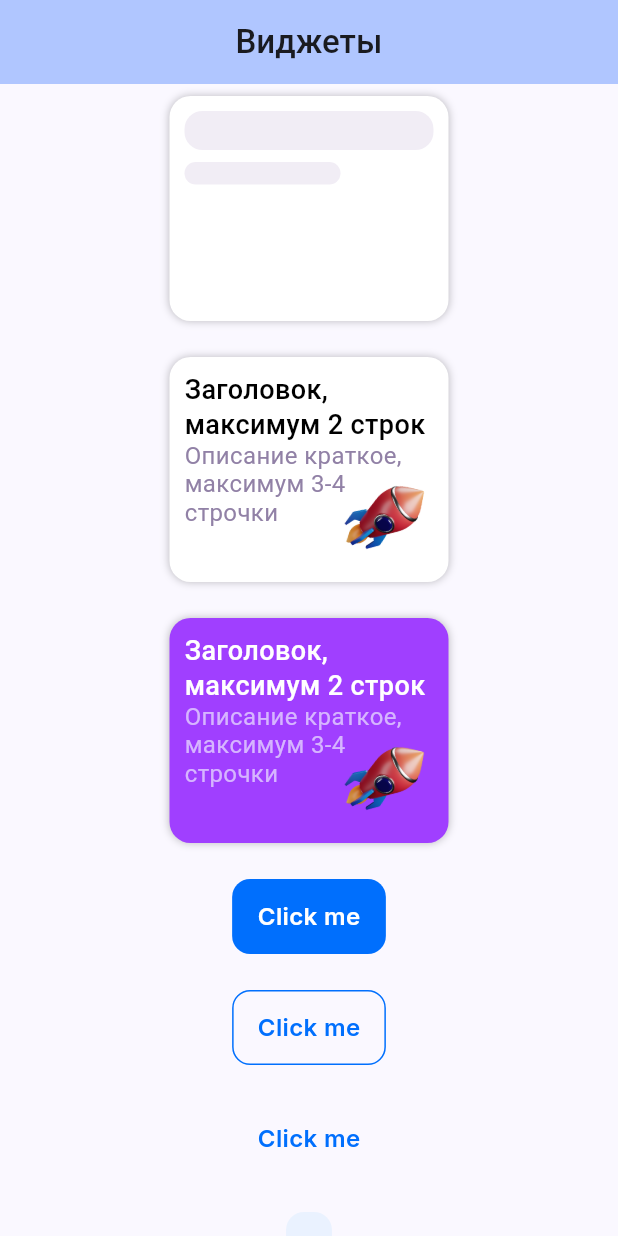
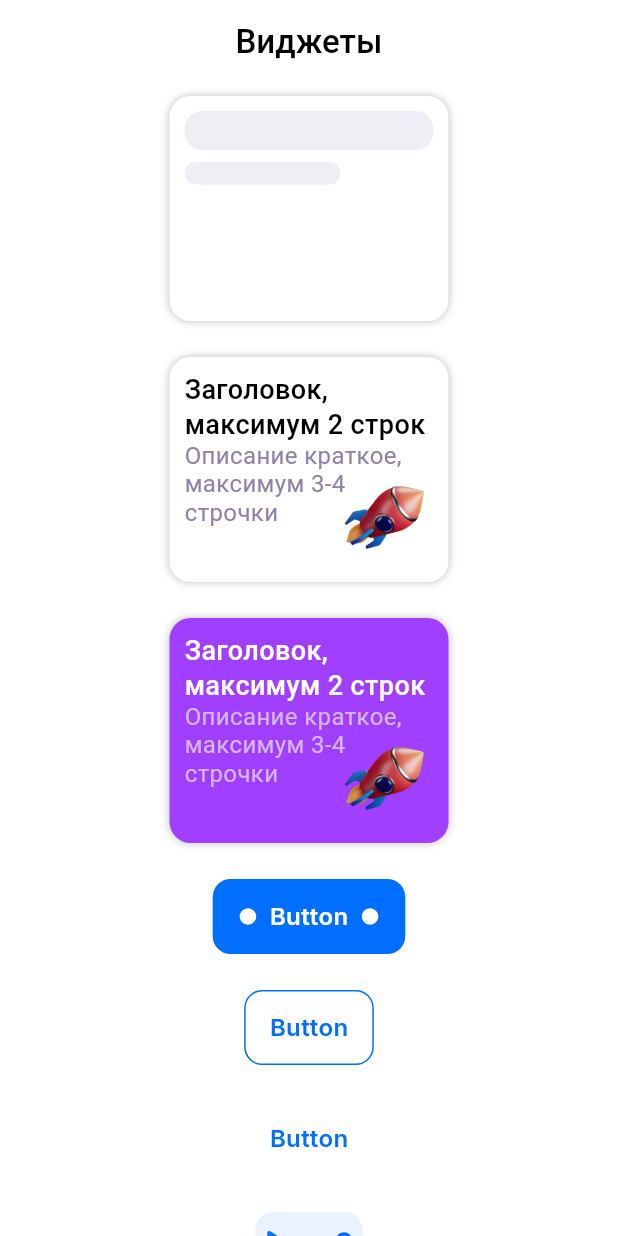
Before and after one commit to VennyS/widgets_flutter, a Flutter app: the screen it shows after launch, on a phone screen of 412 x 824 dp. Run offline on Flutter 3.47's test engine with Material 3 defaults, Android fonts, the phone set to English and light mode, and no system bars; our stand-ins replace flutter_svg.

Commit message:
Перевел всё на svg, цвета теперь берутся из темы

```diff
--- a/lib/custom_button.dart
+++ b/lib/custom_button.dart
@@ -1,15 +1,16 @@
 import 'package:flutter/material.dart';
+import 'package:flutter_svg/flutter_svg.dart';
 
 enum CustomButtonVariants { primary, secondary, terciary }
 
 class CustomButton extends StatelessWidget {
   final String text;
   final CustomButtonVariants variant;
-  final String? leftImage;
-  final String? rightImage;
+  final SvgPicture? leftSvg;
+  final SvgPicture? rightSvg;
   final bool showText;
-  final bool showLeftImage;
-  final bool showRightImage;
+  final bool showLeftSvg;
+  final bool showRightSvg;
   final VoidCallback onPressed;
 
   const CustomButton({
@@ -17,11 +18,11 @@ class CustomButton extends StatelessWidget {
     required this.variant,
     required this.onPressed,
     this.text = '',
-    this.leftImage,
-    this.rightImage,
+    this.leftSvg,
+    this.rightSvg,
     this.showText = true,
-    this.showLeftImage = false,
-    this.showRightImage = false,
+    this.showLeftSvg = false,
+    this.showRightSvg = false,
   });
 
   @override
@@ -33,18 +34,18 @@ class CustomButton extends StatelessWidget {
     switch (variant) {
       case CustomButtonVariants.primary:
         borderColor = Colors.transparent;
-        backgroundColor = const Color(0xFF006FFD);
+        backgroundColor = Theme.of(context).primaryColor;
         textColor = Colors.white;
         break;
       case CustomButtonVariants.secondary:
-        borderColor = const Color(0xFF006FFD);
+        borderColor = Theme.of(context).primaryColor;
         backgroundColor = Colors.transparent;
-        textColor = const Color(0xFF006FFD);
+        textColor = Theme.of(context).primaryColor;
         break;
       case CustomButtonVariants.terciary:
         borderColor = Colors.transparent;
         backgroundColor = Colors.transparent;
-        textColor = const Color(0xFF006FFD);
+        textColor = Theme.of(context).primaryColor;
         break;
     }
 
@@ -61,16 +62,22 @@ class CustomButton extends StatelessWidget {
         child: Row(
           mainAxisSize: MainAxisSize.min,
           mainAxisAlignment: MainAxisAlignment.center,
-          children: [
-            if (showLeftImage && leftImage != null)
-              Image.asset(
-                leftImage!,
-                height: 16,
-                width: 16,
-                color: textColor,
+          children: _buildChildren(textColor),
         ),
-            if (showLeftImage) const SizedBox(width: 8),
-            if (showText)
+      ),
+    );
+  }
+
+  List<Widget> _buildChildren(Color textColor) {
+    List<Widget> children = [];
+
+    if (showLeftSvg && leftSvg != null) {
+      children.add(leftSvg!);
+      children.add(const SizedBox(width: 8));
+    }
+
+    if (showText) {
+      children.add(
         Text(
           text,
           style: TextStyle(
@@ -80,17 +87,16 @@ class CustomButton extends StatelessWidget {
             fontSize: 16,
           ),
         ),
-            if (showRightImage) const SizedBox(width: 8),
-            if (showRightImage && rightImage != null)
-              Image.asset(
-                rightImage!,
-                height: 16,
-                width: 16,
-                color: textColor,
-              ),
-          ],
-        ),
-      ),
       );
     }
+
+    if (showRightSvg && rightSvg != null) {
+      if (showText) {
+        children.add(const SizedBox(width: 8));
       }
+      children.add(rightSvg!);
+    }
+
+    return children;
+  }
+}
--- a/lib/custom_tag.dart
+++ b/lib/custom_tag.dart
@@ -1,25 +1,26 @@
 import 'package:flutter/material.dart';
+import 'package:flutter_svg/flutter_svg.dart';
 
-enum CustomTagVariants { enabled, disabled }
+enum CustomTagVariants { disabled, enabled }
 
 class CustomTag extends StatefulWidget {
   final String text;
-  final IconData? leftIcon;
-  final IconData? rightIcon;
+  final SvgPicture? leftSvg;
+  final SvgPicture? rightSvg;
   final CustomTagVariants initialState;
   final bool showText;
-  final bool showLeftIcon;
-  final bool showRightIcon;
+  final bool showLeftSvg;
+  final bool showRightSvg;
 
   const CustomTag({
     super.key,
     required this.text,
-    this.leftIcon,
-    this.rightIcon,
+    this.leftSvg,
+    this.rightSvg,
     this.initialState = CustomTagVariants.disabled,
     this.showText = true,
-    this.showLeftIcon = false,
-    this.showRightIcon = false,
+    this.showLeftSvg = false,
+    this.showRightSvg = false,
   });
 
   @override
@@ -45,11 +46,11 @@ class CustomTagState extends State<CustomTag> {
 
   @override
   Widget build(BuildContext context) {
-    Color backgroundColor = _state == CustomTagVariants.disabled
+    final Color backgroundColor = _state == CustomTagVariants.disabled
         ? const Color(0xFFEAF2FF)
-        : const Color(0xFF006FFD);
-    Color textColor = _state == CustomTagVariants.disabled
-        ? const Color(0xFF006FFD)
+        : Theme.of(context).primaryColor;
+    final Color textColor = _state == CustomTagVariants.disabled
+        ? Theme.of(context).primaryColor
         : Colors.white;
 
     return GestureDetector(
@@ -60,38 +61,47 @@ class CustomTagState extends State<CustomTag> {
           color: backgroundColor,
           borderRadius: BorderRadius.circular(12),
         ),
-        constraints: const BoxConstraints(
-          minHeight: 24,
-        ),
+        constraints: const BoxConstraints(minHeight: 24),
         child: Row(
           mainAxisSize: MainAxisSize.min,
-          mainAxisAlignment: MainAxisAlignment.spaceBetween,
-          children: [
-            if (widget.showLeftIcon)
-              Icon(
-                widget.leftIcon,
-                color: textColor,
-                size: 12,
+          mainAxisAlignment: MainAxisAlignment.center,
+          children: _buildChildren(textColor),
         ),
-            if (widget.showLeftIcon) const SizedBox(width: 8),
-            if (widget.showText)
+      ),
+    );
+  }
+
+  List<Widget> _buildChildren(Color textColor) {
+    final List<Widget> children = [];
+
+    if (widget.showLeftSvg && widget.leftSvg != null) {
+      children.add(widget.leftSvg!);
+      children.add(const SizedBox(width: 8));
+    }
+
+    if (widget.showText) {
+      children.add(
         Center(
-                  child: Text(widget.text,
+          child: Text(
+            widget.text,
             style: TextStyle(
               color: textColor,
               fontFamily: 'Inter',
               fontWeight: FontWeight.w600,
-                          fontSize: 10))),
-            if (widget.showRightIcon) const SizedBox(width: 8),
-            if (widget.showRightIcon)
-              Icon(
-                widget.rightIcon,
-                color: textColor,
-                size: 12,
+              fontSize: 10,
             ),
-          ],
           ),
         ),
       );
     }
+
+    if (widget.showRightSvg && widget.rightSvg != null) {
+      if (widget.showText) {
+        children.add(const SizedBox(width: 8));
       }
+      children.add(widget.rightSvg!);
+    }
+
+    return children;
+  }
+}
--- a/lib/main.dart
+++ b/lib/main.dart
@@ -1,9 +1,11 @@
 // ignore_for_file: avoid_print
 
 import 'package:flutter/material.dart';
+import 'package:widgets/theme.dart';
 import 'custom_tag.dart';
 import 'custom_button.dart';
 import 'universal_button.dart';
+import 'package:flutter_svg/flutter_svg.dart';
 
 void main() {
   runApp(const MyApp());
@@ -16,10 +18,7 @@ class MyApp extends StatelessWidget {
   Widget build(BuildContext context) {
     return MaterialApp(
       title: 'Flutter Demo',
-      theme: ThemeData(
-        colorScheme: ColorScheme.fromSeed(seedColor: const Color(0xFF006FFD)),
-        useMaterial3: true,
-      ),
+      theme: BlueTheme.lightTheme,
       debugShowCheckedModeBanner: false,
       home: const MyHomePage(title: 'Виджеты'),
     );
@@ -30,6 +29,8 @@ class MyHomePage extends StatelessWidget {
   const MyHomePage({super.key, required this.title});
 
   final String title;
+  final String dotSvgPath = "assets/svgs/dot.svg";
+  final String playSvgPath = "assets/svgs/play.svg";
 
   @override
   Widget build(BuildContext context) {
@@ -76,22 +77,40 @@ class MyHomePage extends StatelessWidget {
               CustomButton(
                 onPressed: () => print("Primary click"),
                 variant: CustomButtonVariants.primary,
-                text: "Click me",
+                text: "Button",
+                leftSvg: SvgPicture.asset(dotSvgPath,
+                    colorFilter:
+                        const ColorFilter.mode(Colors.white, BlendMode.srcIn)),
+                showLeftSvg: true,
+                rightSvg: SvgPicture.asset(dotSvgPath,
+                    colorFilter:
+                        const ColorFilter.mode(Colors.white, BlendMode.srcIn)),
+                showRightSvg: true,
               ),
               const SizedBox(height: 24),
               CustomButton(
                 onPressed: () => print("Secondary click"),
                 variant: CustomButtonVariants.secondary,
-                text: "Click me",
+                text: "Button",
               ),
               const SizedBox(height: 24),
               CustomButton(
                 onPressed: () => print("Terciary click"),
                 variant: CustomButtonVariants.terciary,
-                text: "Click me",
+                text: "Button",
               ),
               const SizedBox(height: 24),
-              const CustomTag(text: "Tag"),
+              CustomTag(
+                text: "Tag",
+                leftSvg: SvgPicture.asset(playSvgPath,
+                    colorFilter: ColorFilter.mode(
+                        Theme.of(context).primaryColor, BlendMode.srcIn)),
+                showLeftSvg: true,
+                rightSvg: SvgPicture.asset(dotSvgPath,
+                    colorFilter: ColorFilter.mode(
+                        Theme.of(context).primaryColor, BlendMode.srcIn)),
+                showRightSvg: true,
+              ),
               const SizedBox(height: 24),
             ],
           ),
--- /dev/null
+++ b/lib/theme.dart
@@ -0,0 +1,10 @@
+import 'package:flutter/material.dart';
+
+class BlueTheme {
+  static final lightTheme = ThemeData(
+    colorScheme: const ColorScheme.light(
+      primary: Color(0xFF006FFD),
+    ),
+    buttonTheme: const ButtonThemeData(buttonColor: Color(0xFF006FFD)),
+  );
+}
--- a/pubspec.yaml
+++ b/pubspec.yaml
@@ -46,6 +46,7 @@ dev_dependencies:
   # package. See that file for information about deactivating specific lint
   # rules and activating additional ones.
   flutter_lints: ^3.0.0
+  flutter_svg: ^2.0.10+1
 
 # For information on the generic Dart part of this file, see the
 # following page: https://dart.dev/tools/pub/pubspec
@@ -60,6 +61,7 @@ flutter:
 
   assets:
     - assets/pngs/rocket.png
+    - assets/svgs/
   # To add assets to your application, add an assets section, like this:
   # assets:
   #   - images/a_dot_burr.jpeg
```
Also changed, not shown: assets/svgs/dot.svg (added), assets/svgs/play.svg (added), pubspec.lock. Lines whose indentation alone changed are shown as unchanged.
